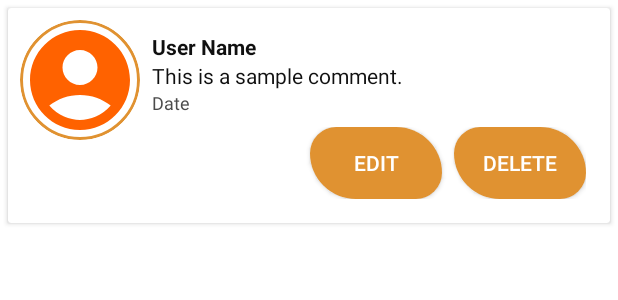
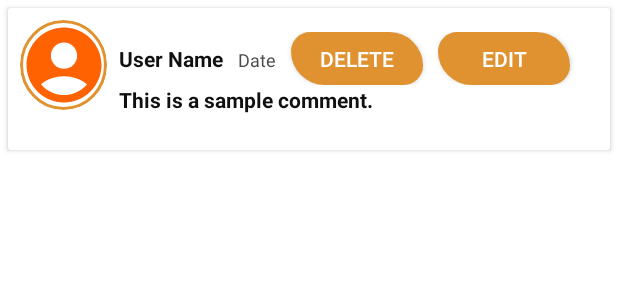
Before and after one commit to Mzhenian/CrispyCrumbsAndroid, an Android app: the layout comment_item.xml on its own in the app's theme, with its tools: preview values and no code run, on a phone screen of 412 x 824 dp. Shown: the top 300 px of the screen. Run offline under Robolectric (Android 15) with nearby library versions, the phone set to English and light mode, and no system bars; network calls fail.

Commit message:
small fixes

```diff
--- a/app/src/main/res/layout/comment_item.xml
+++ b/app/src/main/res/layout/comment_item.xml
@@ -15,14 +15,14 @@
         <!-- Profile Picture -->
         <com.google.android.material.imageview.ShapeableImageView
             android:id="@+id/profile_picture"
-            android:layout_width="80dp"
-            android:layout_height="80dp"
+            android:layout_width="58dp"
+            android:layout_height="60dp"
             android:layout_gravity="center_horizontal"
-            android:src="@drawable/default_profile_picture"
+            android:background="@drawable/circle_background"
             android:contentDescription="@string/profile_picture"
             android:scaleType="centerCrop"
-            android:background="@drawable/circle_background"
-            app:shapeAppearanceOverlay="@style/ShapeAppearance.Circular"/>
+            android:src="@drawable/default_profile_picture"
+            app:shapeAppearanceOverlay="@style/ShapeAppearance.Circular" />
 
         <LinearLayout
             android:layout_width="match_parent"
@@ -30,20 +30,19 @@
             android:orientation="vertical"
             android:padding="8dp">
 
+
+            <LinearLayout
+                android:layout_width="match_parent"
+                android:layout_height="wrap_content">
+
                 <TextView
                     android:id="@+id/comment_user"
                     android:layout_width="wrap_content"
                     android:layout_height="wrap_content"
                     android:text="User Name"
                     android:textColor="@color/ofek_black"
-                android:textStyle="bold" />
-
-            <TextView
-                android:id="@+id/comment_text"
-                android:layout_width="wrap_content"
-                android:layout_height="wrap_content"
-                android:text="This is a sample comment."
-                android:textColor="@color/ofek_black" />
+                    android:textStyle="bold"
+                    android:layout_marginEnd="10dp"/>
 
                 <TextView
                     android:id="@+id/comment_date"
@@ -51,31 +50,45 @@
                     android:layout_height="wrap_content"
                     android:text="@string/date"
                     android:textColor="@color/gray_dark"
-                android:textSize="12sp" />
+                    android:textSize="12sp"
+                    android:layout_marginEnd="10dp"/>
+
+                <androidx.appcompat.widget.AppCompatButton
+                    android:id="@+id/delete_button"
+                    style="@style/BUTTON"
+                    android:layout_width="wrap_content"
+                    android:layout_height="35dp"
+                    android:text="Delete"
+                    android:textColor="@android:color/white"
+                    android:layout_marginEnd="10dp"/>
+
+                <androidx.appcompat.widget.AppCompatButton
+                    android:id="@+id/edit_button"
+                    style="@style/BUTTON"
+                    android:layout_width="wrap_content"
+                    android:layout_height="35dp"
+                    android:text="Edit"
+                    android:textColor="@android:color/white"
+                    android:layout_marginEnd="10dp"/>
+
+            </LinearLayout>
+
+
+            <TextView
+                android:id="@+id/comment_text"
+                android:layout_width="wrap_content"
+                android:layout_height="wrap_content"
+                android:text="This is a sample comment."
+                android:textColor="@color/ofek_black"
+                android:textStyle="bold" />
 
             <LinearLayout
                 android:layout_width="match_parent"
                 android:layout_height="wrap_content"
-                android:orientation="horizontal"
+                android:layout_marginTop="8dp"
                 android:gravity="end"
-                android:layout_marginTop="8dp">
+                android:orientation="horizontal">
 
-                <androidx.appcompat.widget.AppCompatButton
-                    android:id="@+id/edit_button"
-                    android:layout_width="wrap_content"
-                    android:layout_height="wrap_content"
-                    android:text="Edit"
-                    style="@style/BUTTON"
-                    android:textColor="@android:color/white"
-                    android:layout_marginEnd="8dp"/>
-
-                <androidx.appcompat.widget.AppCompatButton
-                    android:id="@+id/delete_button"
-                    android:layout_width="wrap_content"
-                    android:layout_height="wrap_content"
-                    android:text="Delete"
-                    android:textColor="@android:color/white"
-                    style="@style/BUTTON"/>
             </LinearLayout>
 
         </LinearLayout>
```
Also changed, not shown: app/src/main/res/drawable/round_corners_white.xml (+7 -1 lines), app/src/main/res/layout/fragment_video_player.xml (+79 -79 lines). Lines whose indentation alone changed are shown as unchanged.
